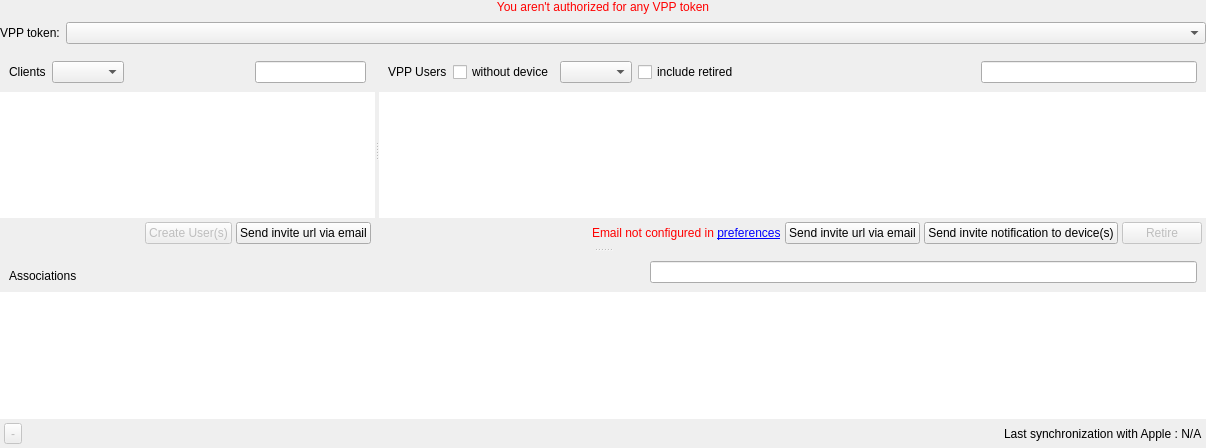
Above: FWAdminLib/vppv2/VPPv2UsersDlg.ui from fw-dev/translations before the change. Below: the same form after it.
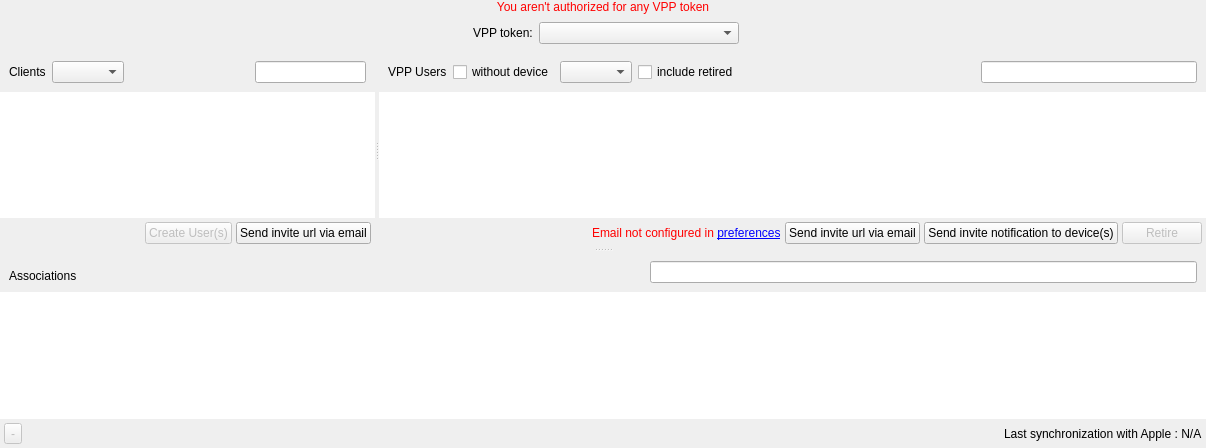
That is the form after the change. Custom widgets are drawn as their Qt base class.

```diff
--- a/FWAdminLib/vppv2/VPPv2UsersDlg.ui
+++ b/FWAdminLib/vppv2/VPPv2UsersDlg.ui
@@ -48,6 +48,12 @@
    <item>
     <widget class="QWidget" name="VPPMainWidget" native="true">
      <layout class="QFormLayout" name="formLayout">
+      <property name="fieldGrowthPolicy">
+       <enum>QFormLayout::FieldsStayAtSizeHint</enum>
+      </property>
+      <property name="formAlignment">
+       <set>Qt::AlignHCenter|Qt::AlignTop</set>
+      </property>
       <property name="leftMargin">
        <number>0</number>
       </property>
```
Left out of the diff: 2 changed lines with no effect on the pictures.
